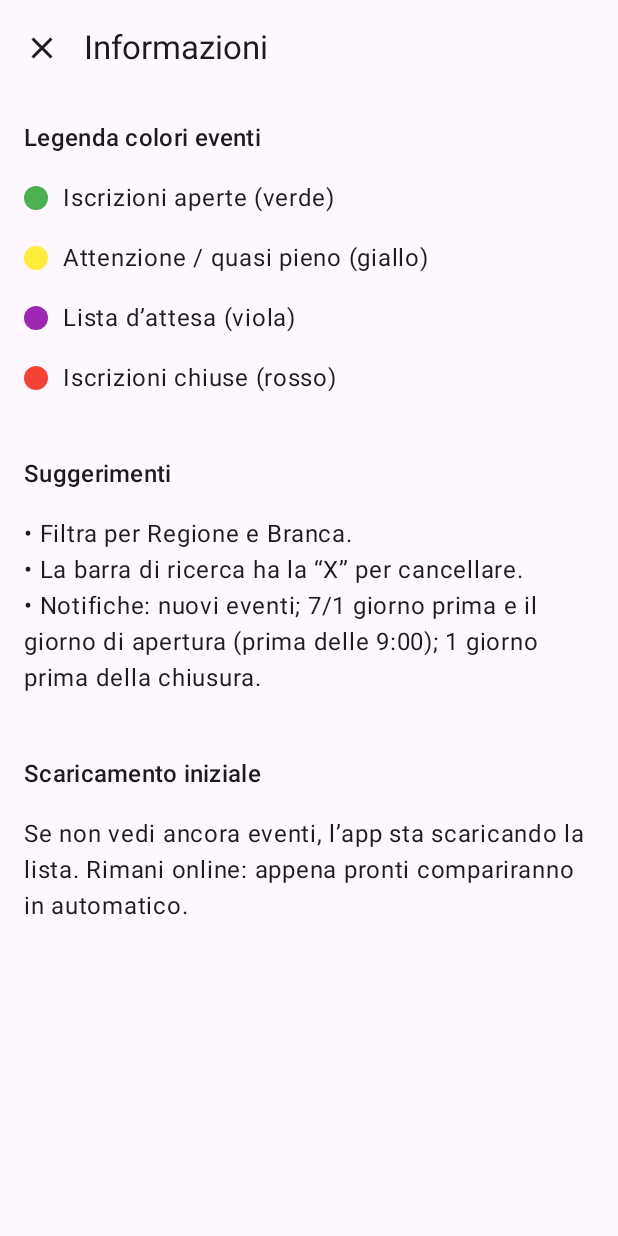
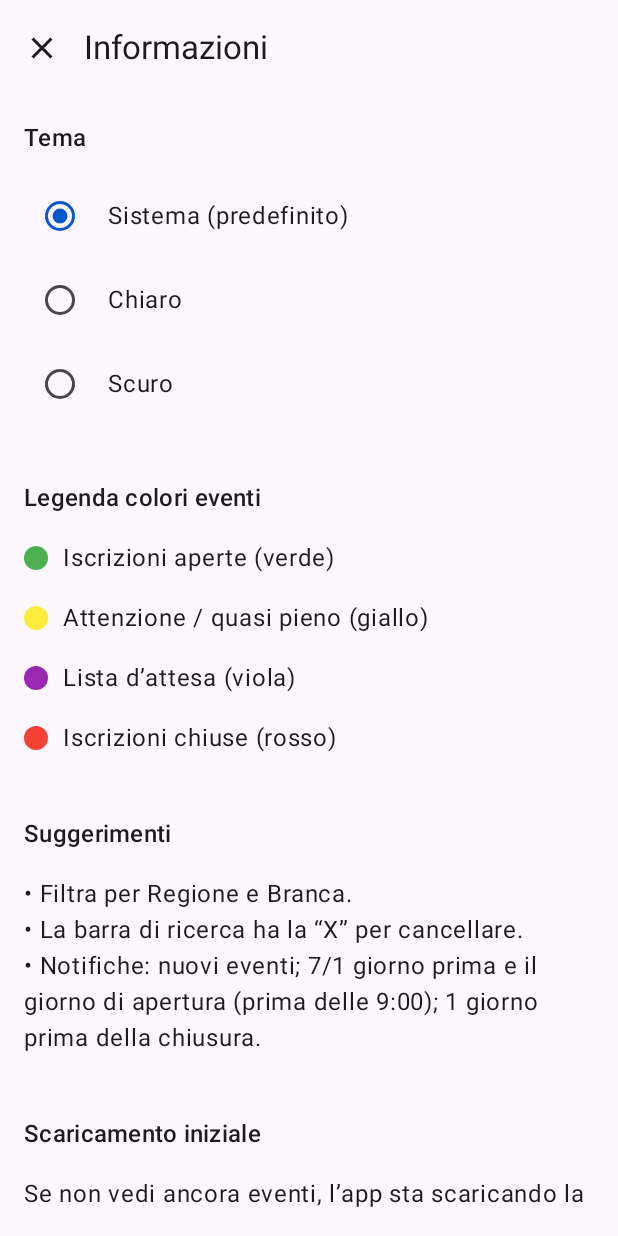
Before and after one commit to StitchMl/ScoutEventi, an Android app built with Jetpack Compose: the screen it shows after launch (MainActivity), after a tap on "Info", on a phone screen of 412 x 824 dp. Run offline under Robolectric (Android 15) with nearby library versions, the phone set to English and light mode, and no system bars; our stand-ins replace Timber, accompanist; network calls fail; 5 statements that could not run were skipped; 3 other taps on this screen came first.

Commit message:
feat: Add manual theme override (Light/Dark/System)
This commit introduces a feature that allows users to manually override the app's theme, independent of the system settings. Users can now choose between "Light", "Dark", or "System" (default) themes.

**Core Changes:**

*   **`EventStore.kt`**:
    *   Adds a `ThemeMode` enum (`SYSTEM`, `LIGHT`, `DARK`).
    *   Introduces `themeModeFlow` and `setThemeMode` to persist the user's theme choice in `DataStore`.

*   **`MainActivity.kt`**:
    *   The `BuonaCacciaTheme` now dynamically sets its `darkTheme` parameter based on the preference stored in `DataStore`.
    *   The "Info" screen (`InfoScreen`) has been updated to include a new "Tema" (Theme) section.
    *   A new `ThemeChooserRow` composable displays radio buttons for "Sistema (predefinito)", "Chiaro" (Light), and "Scuro" (Dark) options, allowing the user to select and save their preferred theme.
    *   The app's top bar title is shortened from "Eventi Buona Caccia" to "Buona Caccia".

*   **Project Dictionary (`project.xml`)**:
    *   Adds new Italian words related to the theme feature ("tema", "chiaro", "scuro", "sistema", "predefinito") to the project dictionary to avoid spellcheck warnings.

```diff
--- a/app/src/main/java/it/buonacaccia/app/data/EventStore.kt
+++ b/app/src/main/java/it/buonacaccia/app/data/EventStore.kt
@@ -11,10 +11,28 @@ import java.net.URLEncoder
 import java.net.URLDecoder
 import java.nio.charset.StandardCharsets
 import java.time.LocalDate
+import androidx.datastore.preferences.core.stringPreferencesKey
 
 private val Context.dataStore by preferencesDataStore("bc_prefs")
 
 object EventStore {
+    // --- Theme mode (manual override) ---
+    enum class ThemeMode { SYSTEM, LIGHT, DARK }
+    private val KEY_THEME_MODE = stringPreferencesKey("theme_mode")
+
+    fun themeModeFlow(ctx: Context): Flow<ThemeMode> =
+        ctx.dataStore.data.map { pref ->
+            when (pref[KEY_THEME_MODE]) {
+                "LIGHT" -> ThemeMode.LIGHT
+                "DARK" -> ThemeMode.DARK
+                else -> ThemeMode.SYSTEM
+            }
+        }
+
+    suspend fun setThemeMode(ctx: Context, mode: ThemeMode) {
+        ctx.dataStore.edit { it[KEY_THEME_MODE] = mode.name }
+        Timber.d("EventStore.setThemeMode=%s", mode)
+    }
     private val KEY_SEEN_IDS = stringSetPreferencesKey("seen_ids")
     private val KEY_NOTIFY_TYPES = stringSetPreferencesKey("notify_types")
     private val KEY_NOTIFY_REGIONS = stringSetPreferencesKey("notify_regions")
--- a/app/src/main/java/it/buonacaccia/app/ui/MainActivity.kt
+++ b/app/src/main/java/it/buonacaccia/app/ui/MainActivity.kt
@@ -78,6 +78,9 @@ import it.buonacaccia.app.ui.theme.BuonaCacciaTheme
 import kotlinx.coroutines.launch
 import org.koin.androidx.compose.koinViewModel
 import androidx.core.content.edit
+import androidx.compose.foundation.isSystemInDarkTheme
+import androidx.compose.material3.RadioButton
+import androidx.compose.material3.RadioButtonDefaults
 
 class MainActivity : ComponentActivity() {
 
@@ -108,8 +111,30 @@ class MainActivity : ComponentActivity() {
         val deepTitle = intent?.getStringExtra("open_event_title")
 
         setContent {
-            BuonaCacciaTheme {
-                MainScreen(deepLinkEventId = deepId, deepLinkTitle = deepTitle)
+            // Read theme preference and calculate boolean for Theme wrapper
+            val ctx = this
+            val themeMode by EventStore.themeModeFlow(ctx).collectAsState(initial = EventStore.ThemeMode.SYSTEM)
+            val dark = when (themeMode) {
+                EventStore.ThemeMode.SYSTEM -> isSystemInDarkTheme()
+                EventStore.ThemeMode.DARK   -> true
+                EventStore.ThemeMode.LIGHT  -> false
+            }
+
+            // ✅ scope Compose to launch coroutines from the composable
+            val activityScope = rememberCoroutineScope()
+
+            BuonaCacciaTheme(darkTheme = dark) {
+                MainScreen(
+                    deepLinkEventId = deepId,
+                    deepLinkTitle = deepTitle,
+                    themeMode = themeMode,
+                    onChangeTheme = { mode ->
+                        // ✅ call suspend from a coroutine
+                        activityScope.launch {
+                            EventStore.setThemeMode(ctx, mode)
+                        }
+                    }
+                )
             }
         }
     }
@@ -163,7 +188,9 @@ enum class NotifyMode { ALLOWLIST, DENYLIST }
 private fun MainScreen(
     vm: EventsViewModel = koinViewModel(),
     deepLinkEventId: String? = null,
-    deepLinkTitle: String? = null
+    deepLinkTitle: String? = null,
+    themeMode: EventStore.ThemeMode,
+    onChangeTheme: (EventStore.ThemeMode) -> Unit
 ) {
     val context = LocalContext.current
     val cached by EventStore.cachedEventsFlow(context).collectAsState(initial = emptyList())
@@ -212,7 +239,7 @@ private fun MainScreen(
                         modifier = Modifier.padding(start = 8.dp)
                     )
                 },
-                title = { Text("Eventi Buona Caccia") },
+                title = { Text("Buona Caccia") },
                 actions = {
                     IconButton(
                         onClick = { if (!state.loading) vm.refresh() },
@@ -299,7 +326,11 @@ private fun MainScreen(
 
     // 🆕 Show full-screen info screen
     if (showInfo) {
-        InfoScreen(onClose = { showInfo = false })
+        InfoScreen(
+            onClose = { showInfo = false },
+            themeMode = themeMode,
+            onChangeTheme = onChangeTheme
+        )
         return
     }
 
@@ -574,7 +605,11 @@ private fun FiltersRow(
 
 @OptIn(ExperimentalMaterial3Api::class)
 @Composable
-private fun InfoScreen(onClose: () -> Unit) {
+private fun InfoScreen(
+    onClose: () -> Unit,
+    themeMode: EventStore.ThemeMode,
+    onChangeTheme: (EventStore.ThemeMode) -> Unit
+) {
     Scaffold(
         topBar = {
             TopAppBar(
@@ -594,6 +629,13 @@ private fun InfoScreen(onClose: () -> Unit) {
                 .padding(16.dp),
             verticalArrangement = Arrangement.spacedBy(16.dp)
         ) {
+            Text("Tema", style = MaterialTheme.typography.titleMedium)
+            ThemeChooserRow(
+                current = themeMode,
+                onChange = onChangeTheme
+            )
+
+            Spacer(Modifier.height(8.dp))
             Text("Legenda colori eventi", style = MaterialTheme.typography.titleMedium)
             LegendRow(colorHex = "#4CAF50", label = "Iscrizioni aperte (verde)")
             LegendRow(colorHex = "#FFEB3B", label = "Attenzione / quasi pieno (giallo)")
@@ -626,3 +668,35 @@ private fun LegendRow(colorHex: String, label: String) {
         Text(label)
     }
 }
+
+@Composable
+private fun ThemeChooserRow(
+    current: EventStore.ThemeMode,
+    onChange: (EventStore.ThemeMode) -> Unit
+) {
+    Column(verticalArrangement = Arrangement.spacedBy(8.dp)) {
+        ThemeOptionRow("Sistema (predefinito)", EventStore.ThemeMode.SYSTEM, current, onChange)
+        ThemeOptionRow("Chiaro", EventStore.ThemeMode.LIGHT, current, onChange)
+        ThemeOptionRow("Scuro", EventStore.ThemeMode.DARK, current, onChange)
+    }
+}
+
+@Composable
+private fun ThemeOptionRow(
+    label: String,
+    value: EventStore.ThemeMode,
+    current: EventStore.ThemeMode,
+    onChange: (EventStore.ThemeMode) -> Unit
+) {
+    Row(
+        verticalAlignment = Alignment.CenterVertically,
+        horizontalArrangement = Arrangement.spacedBy(8.dp)
+    ) {
+        RadioButton(
+            selected = (value == current),
+            onClick = { onChange(value) },
+            colors = RadioButtonDefaults.colors()
+        )
+        Text(label)
+    }
+}
```
